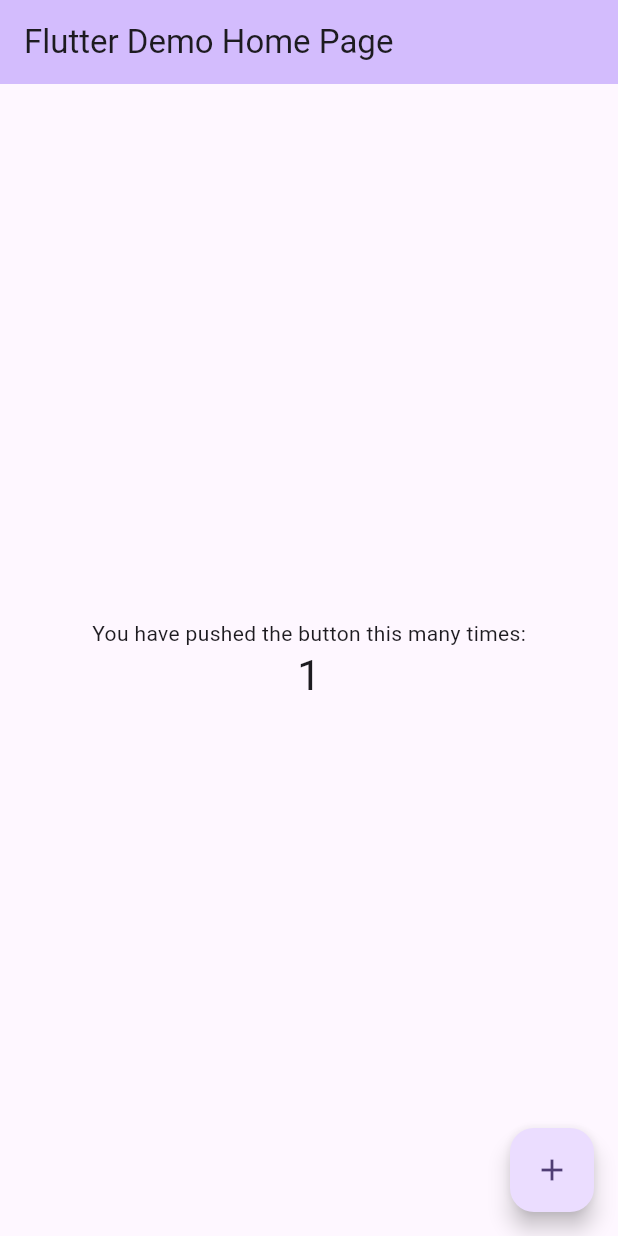
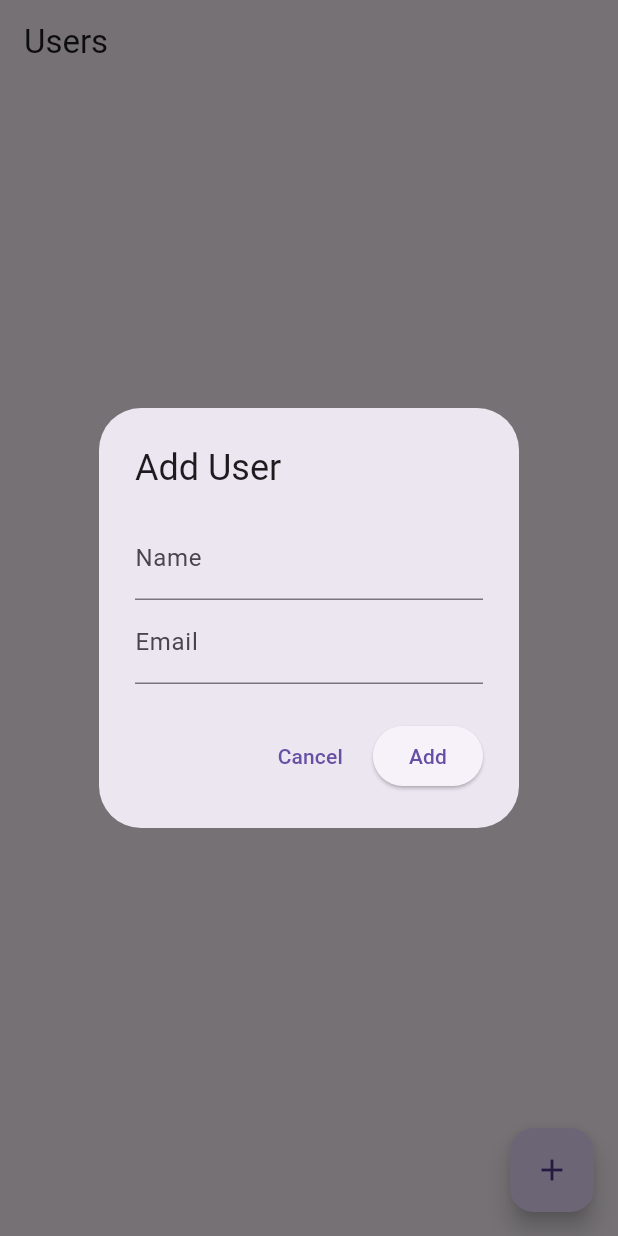
Before and after one commit to AbdullahMuchsin/aqflite_flutter, a Flutter app: the screen it shows after launch, after a tap on the "add" icon, on a phone screen of 412 x 824 dp. Run offline on Flutter 3.47's test engine with Material 3 defaults, Android fonts, the light colour scheme and no system bars; our stand-ins replace sqflite; accounts and stored records are empty.

Commit message:
Update Kode

```diff
--- /dev/null
+++ b/lib/core/db/database_helper.dart
@@ -0,0 +1,35 @@
+import 'package:sqflite/sqflite.dart';
+import 'package:path/path.dart';
+import 'tables/user_table.dart';
+import 'tables/note_table.dart';
+import 'tables/category_table.dart';
+
+class DatabaseHelper {
+  static Database? _database;
+
+  static Future<Database> get database async {
+    if (_database != null) return _database!;
+
+    final dbPath = await getDatabasesPath();
+    final path = join(dbPath, 'app_database.db');
+
+    _database = await openDatabase(
+      path,
+      version: 1,
+      onCreate: (db, version) async {
+        await db.execute(UserTable.createTable);
+        await db.execute(CategoryTable.createTable);
+        await db.execute(NoteTable.createTable);
+      },
+    );
+
+    return _database!;
+  }
+
+  static Future close() async {
+    final db = _database;
+    if (db != null) {
+      await db.close();
+    }
+  }
+}
--- /dev/null
+++ b/lib/core/db/tables/user_table.dart
@@ -0,0 +1,11 @@
+class UserTable {
+  static const String tableName = 'users';
+
+  static const String createTable = '''
+    CREATE TABLE $tableName (
+      id INTEGER PRIMARY KEY AUTOINCREMENT,
+      name TEXT NOT NULL,
+      email TEXT NOT NULL
+    );
+  ''';
+}
--- /dev/null
+++ b/lib/dao/category_dao.dart
@@ -0,0 +1,28 @@
+import 'package:learn_sqflite/core/db/database_helper.dart';
+import 'package:sqflite/sqflite.dart';
+import '../models/category.dart';
+
+class CategoryDao {
+  Future<Database> get _db async => await DatabaseHelper.database;
+
+  Future<int> insertCategory(Category category) async {
+    final db = await _db;
+    return await db.insert('categories', category.toMap());
+  }
+
+  Future<List<Category>> getAllCategories() async {
+    final db = await _db;
+    final maps = await db.query('categories');
+    return List.generate(maps.length, (i) => Category.fromMap(maps[i]));
+  }
+
+  Future<int> updateCategory(Category category) async {
+    final db = await _db;
+    return await db.update('categories', category.toMap(), where: 'id = ?', whereArgs: [category.id]);
+  }
+
+  Future<int> deleteCategory(int id) async {
+    final db = await _db;
+    return await db.delete('categories', where: 'id = ?', whereArgs: [id]);
+  }
+}
--- /dev/null
+++ b/lib/dao/user_dao.dart
@@ -0,0 +1,33 @@
+import 'package:learn_sqflite/core/db/database_helper.dart';
+import 'package:sqflite/sqflite.dart';
+import '../models/user.dart';
+
+class UserDao {
+  Future<Database> get _db async => await DatabaseHelper.database;
+
+  Future<int> insertUser(User user) async {
+    final db = await _db;
+    return await db.insert('users', user.toMap());
+  }
+
+  Future<List<User>> getAllUsers() async {
+    final db = await _db;
+    final maps = await db.query('users');
+    return List.generate(maps.length, (i) => User.fromMap(maps[i]));
+  }
+
+  Future<int> updateUser(User user) async {
+    final db = await _db;
+    return await db.update(
+      'users',
+      user.toMap(),
+      where: 'id = ?',
+      whereArgs: [user.id],
+    );
+  }
+
+  Future<int> deleteUser(int id) async {
+    final db = await _db;
+    return await db.delete('users', where: 'id = ?', whereArgs: [id]);
+  }
+}
--- a/lib/main.dart
+++ b/lib/main.dart
@@ -1,122 +1,227 @@
 import 'package:flutter/material.dart';
+import 'package:learn_sqflite/models/note.dart';
+import 'package:learn_sqflite/models/user.dart';
+import 'package:learn_sqflite/providers/app_provider.dart';
+import 'package:learn_sqflite/repository/app_repository.dart';
+import 'package:provider/provider.dart';
 
 void main() {
-  runApp(const MyApp());
+  runApp(MyApp());
 }
 
 class MyApp extends StatelessWidget {
-  const MyApp({super.key});
+  final AppRepository repository = AppRepository();
 
-  // This widget is the root of your application.
   @override
   Widget build(BuildContext context) {
-    return MaterialApp(
-      title: 'Flutter Demo',
-      theme: ThemeData(
-        // This is the theme of your application.
-        //
-        // TRY THIS: Try running your application with "flutter run". You'll see
-        // the application has a purple toolbar. Then, without quitting the app,
-        // try changing the seedColor in the colorScheme below to Colors.green
-        // and then invoke "hot reload" (save your changes or press the "hot
-        // reload" button in a Flutter-supported IDE, or press "r" if you used
-        // the command line to start the app).
-        //
-        // Notice that the counter didn't reset back to zero; the application
-        // state is not lost during the reload. To reset the state, use hot
-        // restart instead.
-        //
-        // This works for code too, not just values: Most code changes can be
-        // tested with just a hot reload.
-        colorScheme: ColorScheme.fromSeed(seedColor: Colors.deepPurple),
+    return ChangeNotifierProvider(
+      create: (_) => AppProvider(repository),
+      child: MaterialApp(
+        title: 'SQFLite Multi-table Demo',
+        theme: ThemeData(primarySwatch: Colors.blue),
+        home: UserListScreen(),
       ),
-      home: const MyHomePage(title: 'Flutter Demo Home Page'),
     );
   }
 }
 
-class MyHomePage extends StatefulWidget {
-  const MyHomePage({super.key, required this.title});
+class UserListScreen extends StatelessWidget {
+  final TextEditingController _nameController = TextEditingController();
+  final TextEditingController _emailController = TextEditingController();
 
-  // This widget is the home page of your application. It is stateful, meaning
-  // that it has a State object (defined below) that contains fields that affect
-  // how it looks.
-
-  // This class is the configuration for the state. It holds the values (in this
-  // case the title) provided by the parent (in this case the App widget) and
-  // used by the build method of the State. Fields in a Widget subclass are
-  // always marked "final".
-
-  final String title;
-
-  @override
-  State<MyHomePage> createState() => _MyHomePageState();
-}
-
-class _MyHomePageState extends State<MyHomePage> {
-  int _counter = 0;
-
-  void _incrementCounter() {
-    setState(() {
-      // This call to setState tells the Flutter framework that something has
-      // changed in this State, which causes it to rerun the build method below
-      // so that the display can reflect the updated values. If we changed
-      // _counter without calling setState(), then the build method would not be
-      // called again, and so nothing would appear to happen.
-      _counter++;
-    });
+  void _showAddUserDialog(BuildContext context) {
+    showDialog(
+      context: context,
+      builder: (ctx) {
+        return AlertDialog(
+          title: Text('Add User'),
+          content: Column(
+            mainAxisSize: MainAxisSize.min,
+            children: [
+              TextField(
+                controller: _nameController,
+                decoration: InputDecoration(labelText: 'Name'),
+              ),
+              TextField(
+                controller: _emailController,
+                decoration: InputDecoration(labelText: 'Email'),
+              ),
+            ],
+          ),
+          actions: [
+            TextButton(
+              onPressed: () {
+                _nameController.clear();
+                _emailController.clear();
+                Navigator.of(ctx).pop();
+              },
+              child: Text('Cancel'),
+            ),
+            ElevatedButton(
+              onPressed: () {
+                final name = _nameController.text.trim();
+                final email = _emailController.text.trim();
+                if (name.isNotEmpty && email.isNotEmpty) {
+                  final user = User(name: name, email: email);
+                  Provider.of<AppProvider>(
+                    context,
+                    listen: false,
+                  ).addUser(user);
+                }
+                _nameController.clear();
+                _emailController.clear();
+                Navigator.of(ctx).pop();
+              },
+              child: Text('Add'),
+            ),
+          ],
+        );
+      },
+    );
   }
 
   @override
   Widget build(BuildContext context) {
-    // This method is rerun every time setState is called, for instance as done
-    // by the _incrementCounter method above.
-    //
-    // The Flutter framework has been optimized to make rerunning build methods
-    // fast, so that you can just rebuild anything that needs updating rather
-    // than having to individually change instances of widgets.
     return Scaffold(
-      appBar: AppBar(
-        // TRY THIS: Try changing the color here to a specific color (to
-        // Colors.amber, perhaps?) and trigger a hot reload to see the AppBar
-        // change color while the other colors stay the same.
-        backgroundColor: Theme.of(context).colorScheme.inversePrimary,
-        // Here we take the value from the MyHomePage object that was created by
-        // the App.build method, and use it to set our appbar title.
-        title: Text(widget.title),
+      appBar: AppBar(title: Text('Users')),
+      floatingActionButton: FloatingActionButton(
+        onPressed: () => _showAddUserDialog(context),
+        child: Icon(Icons.add),
       ),
-      body: Center(
-        // Center is a layout widget. It takes a single child and positions it
-        // in the middle of the parent.
-        child: Column(
-          // Column is also a layout widget. It takes a list of children and
-          // arranges them vertically. By default, it sizes itself to fit its
-          // children horizontally, and tries to be as tall as its parent.
-          //
-          // Column has various properties to control how it sizes itself and
-          // how it positions its children. Here we use mainAxisAlignment to
-          // center the children vertically; the main axis here is the vertical
-          // axis because Columns are vertical (the cross axis would be
-          // horizontal).
-          //
-          // TRY THIS: Invoke "debug painting" (choose the "Toggle Debug Paint"
-          // action in the IDE, or press "p" in the console), to see the
-          // wireframe for each widget.
-          mainAxisAlignment: MainAxisAlignment.center,
-          children: <Widget>[
-            const Text('You have pushed the button this many times:'),
-            Text(
-              '$_counter',
-              style: Theme.of(context).textTheme.headlineMedium,
-            ),
-          ],
-        ),
+      body: Consumer<AppProvider>(
+        builder: (context, provider, _) {
+          if (provider.isLoading) {
+            return Center(child: CircularProgressIndicator());
+          }
+          if (provider.users.isEmpty) {
+            return Center(child: Text('No users found.'));
+          }
+          return ListView.builder(
+            itemCount: provider.users.length,
+            itemBuilder: (ctx, i) {
+              final user = provider.users[i];
+              return ListTile(
+                title: Text(user.name),
+                subtitle: Text(user.email),
+                onTap: () {
+                  Navigator.of(context).push(
+                    MaterialPageRoute(
+                      builder: (_) => UserNoteScreen(user: user),
+                    ),
+                  );
+                },
+              );
+            },
+          );
+        },
       ),
-      floatingActionButton: FloatingActionButton(
-        onPressed: _incrementCounter,
-        tooltip: 'Increment',
-        child: const Icon(Icons.add),
-      ), // This trailing comma makes auto-formatting nicer for build methods.
     );
   }
 }
+
+class UserNoteScreen extends StatefulWidget {
+  final User user;
+
+  UserNoteScreen({required this.user});
+
+  @override
+  _UserNoteScreenState createState() => _UserNoteScreenState();
+}
+
+class _UserNoteScreenState extends State<UserNoteScreen> {
+  final TextEditingController _titleController = TextEditingController();
+  final TextEditingController _contentController = TextEditingController();
+
+  @override
+  void initState() {
+    super.initState();
+    Provider.of<AppProvider>(
+      context,
+      listen: false,
+    ).loadNotesForUser(widget.user.id!);
+  }
+
+  void _showAddNoteDialog(BuildContext context) {
+    showDialog(
+      context: context,
+      builder: (ctx) {
+        return AlertDialog(
+          title: Text('Add Note for ${widget.user.name}'),
+          content: Column(
+            mainAxisSize: MainAxisSize.min,
+            children: [
+              TextField(
+                controller: _titleController,
+                decoration: InputDecoration(labelText: 'Title'),
+              ),
+              TextField(
+                controller: _contentController,
+                decoration: InputDecoration(labelText: 'Content'),
+              ),
+            ],
+          ),
+          actions: [
+            TextButton(
+              onPressed: () {
+                _titleController.clear();
+                _contentController.clear();
+                Navigator.of(ctx).pop();
+              },
+              child: Text('Cancel'),
+            ),
+            ElevatedButton(
+              onPressed: () {
+                final title = _titleController.text.trim();
+                final content = _contentController.text.trim();
+                if (title.isNotEmpty) {
+                  final note = Note(
+                    userId: widget.user.id!,
+                    title: title,
+                    content: content.isEmpty ? null : content,
+                  );
+                  Provider.of<AppProvider>(
+                    context,
+                    listen: false,
+                  ).addNote(note);
+                }
+                _titleController.clear();
+                _contentController.clear();
+                Navigator.of(ctx).pop();
+              },
+              child: Text('Add'),
+            ),
+          ],
+        );
+      },
+    );
+  }
+
+  @override
+  Widget build(BuildContext context) {
+    return Scaffold(
+      appBar: AppBar(title: Text('Notes for ${widget.user.name}')),
+      floatingActionButton: FloatingActionButton(
+        onPressed: () => _showAddNoteDialog(context),
+        child: Icon(Icons.add),
+      ),
+      body: Consumer<AppProvider>(
+        builder: (context, provider, _) {
+          final notes = provider.userNotes[widget.user.id] ?? [];
+          if (notes.isEmpty) {
+            return Center(child: Text('No notes for this user.'));
+          }
+          return ListView.builder(
+            itemCount: notes.length,
+            itemBuilder: (ctx, i) {
+              final note = notes[i];
+              return ListTile(
+                title: Text(note.title),
+                subtitle: Text(note.content ?? '-'),
+              );
+            },
+          );
+        },
+      ),
+    );
+  }
+}
--- /dev/null
+++ b/lib/models/category.dart
@@ -0,0 +1,15 @@
+class Category {
+  int? id;
+  String name;
+
+  Category({this.id, required this.name});
+
+  factory Category.fromMap(Map<String, dynamic> json) =>
+      Category(id: json['id'], name: json['name']);
+
+  Map<String, dynamic> toMap() {
+    final map = <String, dynamic>{'name': name};
+    if (id != null) map['id'] = id;
+    return map;
+  }
+}
--- /dev/null
+++ b/lib/models/note.dart
@@ -0,0 +1,25 @@
+class Note {
+  int? id;
+  int userId;
+  String title;
+  String? content;
+
+  Note({this.id, required this.userId, required this.title, this.content});
+
+  factory Note.fromMap(Map<String, dynamic> json) => Note(
+    id: json['id'],
+    userId: json['userId'],
+    title: json['title'],
+    content: json['content'],
+  );
+
+  Map<String, dynamic> toMap() {
+    final map = <String, dynamic>{
+      'userId': userId,
+      'title': title,
+      'content': content,
+    };
+    if (id != null) map['id'] = id;
+    return map;
+  }
+}
--- /dev/null
+++ b/lib/models/user.dart
@@ -0,0 +1,16 @@
+class User {
+  int? id;
+  String name;
+  String email;
+
+  User({this.id, required this.name, required this.email});
+
+  factory User.fromMap(Map<String, dynamic> json) =>
+      User(id: json['id'], name: json['name'], email: json['email']);
+
+  Map<String, dynamic> toMap() {
+    final map = <String, dynamic>{'name': name, 'email': email};
+    if (id != null) map['id'] = id;
+    return map;
+  }
+}
--- /dev/null
+++ b/lib/providers/app_provider.dart
@@ -0,0 +1,63 @@
+
+
+import 'package:flutter/material.dart';
+import 'package:learn_sqflite/models/category.dart';
+import 'package:learn_sqflite/models/note.dart';
+import 'package:learn_sqflite/models/user.dart';
+import 'package:learn_sqflite/repository/app_repository.dart';
+
+class AppProvider extends ChangeNotifier {
+  final AppRepository repository;
+
+  AppProvider(this.repository) {
+    loadUsers();
+    loadCategories();
+  }
+
+  List<User> users = [];
+  List<Category> categories = [];
+  Map<int, List<Note>> userNotes = {};
+
+  bool isLoading = false;
+
+  // Load Users
+  Future<void> loadUsers() async {
+    isLoading = true;
+    notifyListeners();
+
+    users = await repository.fetchUsers();
+
+    isLoading = false;
+    notifyListeners();
+  }
+
+  // Add User
+  Future<void> addUser(User user) async {
+    await repository.addUser(user);
+    await loadUsers();
+  }
+
+  // Load Categories
+  Future<void> loadCategories() async {
+    categories = await repository.fetchCategories();
+    notifyListeners();
+  }
+
+  // Add Category
+  Future<void> addCategory(Category category) async {
+    await repository.addCategory(category);
+    await loadCategories();
+  }
+
+  // Load Notes for User
+  Future<void> loadNotesForUser(int userId) async {
+    userNotes[userId] = await repository.fetchNotesByUser(userId);
+    notifyListeners();
+  }
+
+  // Add Note
+  Future<void> addNote(Note note) async {
+    await repository.addNote(note);
+    await loadNotesForUser(note.userId);
+  }
+}
--- /dev/null
+++ b/lib/repository/app_repository.dart
@@ -0,0 +1,35 @@
+
+
+import 'package:learn_sqflite/dao/category_dao.dart';
+import 'package:learn_sqflite/dao/note_dao.dart';
+import 'package:learn_sqflite/dao/user_dao.dart';
+import 'package:learn_sqflite/models/category.dart';
+import 'package:learn_sqflite/models/note.dart';
+import 'package:learn_sqflite/models/user.dart';
+
+class AppRepository {
+  final UserDao userDao = UserDao();
+  final NoteDao noteDao = NoteDao();
+  final CategoryDao categoryDao = CategoryDao();
+
+  // User
+  Future<int> addUser(User user) => userDao.insertUser(user);
+  Future<List<User>> fetchUsers() => userDao.getAllUsers();
+  Future<int> updateUser(User user) => userDao.updateUser(user);
+  Future<int> deleteUser(int id) => userDao.deleteUser(id);
+
+  // Note
+  Future<int> addNote(Note note) => noteDao.insertNote(note);
+  Future<List<Note>> fetchNotesByUser(int userId) =>
+      noteDao.getNotesByUser(userId);
+  Future<int> updateNote(Note note) => noteDao.updateNote(note);
+  Future<int> deleteNote(int id) => noteDao.deleteNote(id);
+
+  // Category
+  Future<int> addCategory(Category category) =>
+      categoryDao.insertCategory(category);
+  Future<List<Category>> fetchCategories() => categoryDao.getAllCategories();
+  Future<int> updateCategory(Category category) =>
+      categoryDao.updateCategory(category);
+  Future<int> deleteCategory(int id) => categoryDao.deleteCategory(id);
+}
```
Also changed, not shown: lib/core/db/tables/category_table.dart (added, +10 -0 lines), lib/core/db/tables/note_table.dart (added, +13 -0 lines), lib/dao/note_dao.dart (added, +37 -0 lines), pubspec.yaml (+5 -16 lines), pubspec.lock, 2 other files.
